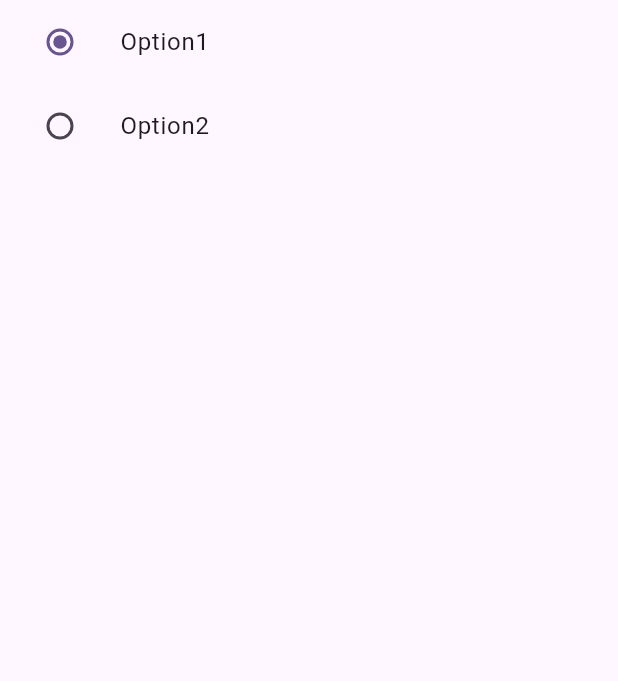
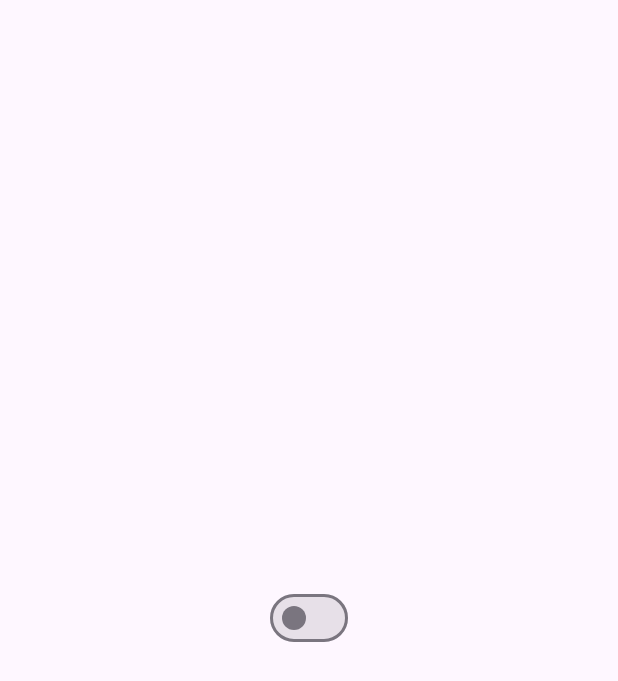
Before and after one commit to waizkamboh/flutter_widget, a Flutter app: the screen it shows after launch, on a phone screen of 412 x 824 dp. Shown: the top 681 px of the screen. Run offline on Flutter 3.47's test engine with Material 3 defaults, Android fonts, the phone set to English and light mode, and no system bars; our stand-ins replace cached_network_image.

Commit message:
Switch button

```diff
--- a/lib/main.dart
+++ b/lib/main.dart
@@ -6,6 +6,7 @@ import 'package:flutter_widget/widget/input_and_interactive/all_type_of_button.d
 import 'package:flutter_widget/widget/input_and_interactive/check_box.dart';
 import 'package:flutter_widget/widget/input_and_interactive/gesture_detector_widget.dart';
 import 'package:flutter_widget/widget/input_and_interactive/radio_button.dart';
+import 'package:flutter_widget/widget/input_and_interactive/switch_button.dart';
 import 'package:flutter_widget/widget/listview/list_view_builder.dart';
 import 'package:flutter_widget/widget/listview/list_view_seperator.dart';
 import 'package:flutter_widget/widget/otherwidget/media_query.dart';
@@ -39,7 +40,7 @@ class MyApp extends StatelessWidget {
       theme: ThemeData(
         colorScheme: ColorScheme.fromSeed(seedColor: Colors.deepPurple),
       ),
-      home: RadioButtonWidget(),
+      home: SwitchButtonWidget(),
     );
   }
 }
--- /dev/null
+++ b/lib/widget/input_and_interactive/switch_button.dart
@@ -0,0 +1,29 @@
+import 'package:flutter/material.dart';
+
+class SwitchButtonWidget extends StatefulWidget {
+  const SwitchButtonWidget({super.key});
+
+  @override
+  State<SwitchButtonWidget> createState() => _SwitchButtonWidgetState();
+}
+
+class _SwitchButtonWidgetState extends State<SwitchButtonWidget> {
+  bool notification = false;
+
+  @override
+  Widget build(BuildContext context) {
+    return Scaffold(
+      body: Center(
+        child: Switch(
+          activeColor: Colors.orange,
+            value: notification,
+            onChanged: (value) {
+            setState(() {
+              notification = value;
+
+            });
+        })
+      ),
+    );
+  }
+}
```
